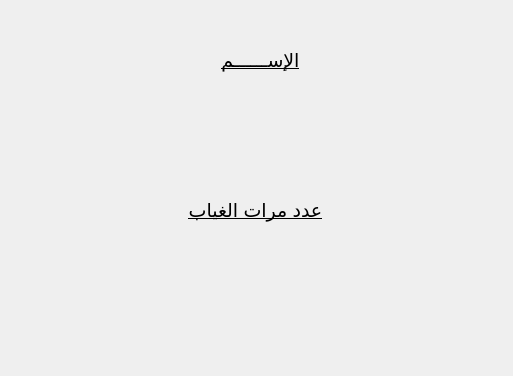
Above: student_manager/studentinfo.ui from shedeed1/student_manager before the change. Below: the same form after it.
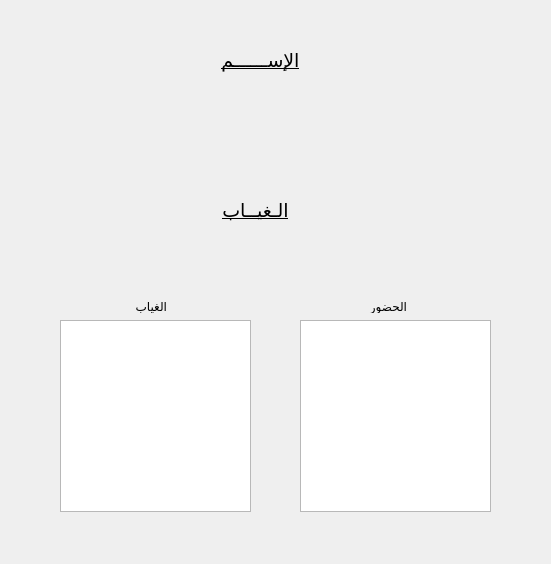
That is the form after the change.

```diff
--- a/student_manager/studentinfo.ui
+++ b/student_manager/studentinfo.ui
@@ -6,8 +6,8 @@
    <rect>
     <x>0</x>
     <y>0</y>
-    <width>513</width>
-    <height>376</height>
+    <width>551</width>
+    <height>564</height>
    </rect>
   </property>
   <property name="windowTitle">
@@ -51,7 +51,7 @@
     </font>
    </property>
    <property name="text">
-    <string>عدد مرات الغياب</string>
+    <string>الـغيــاب</string>
    </property>
    <property name="alignment">
     <set>Qt::AlignCenter</set>
@@ -119,7 +119,7 @@
    <property name="geometry">
     <rect>
      <x>110</x>
-     <y>260</y>
+     <y>240</y>
      <width>291</width>
      <height>51</height>
     </rect>
@@ -131,8 +131,8 @@
        <brush brushstyle="SolidPattern">
         <color alpha="255">
          <red>0</red>
-         <green>24</green>
-         <blue>181</blue>
+         <green>170</green>
+         <blue>127</blue>
         </color>
        </brush>
       </colorrole>
@@ -142,8 +142,8 @@
        <brush brushstyle="SolidPattern">
         <color alpha="255">
          <red>0</red>
-         <green>24</green>
-         <blue>181</blue>
+         <green>170</green>
+         <blue>127</blue>
         </color>
        </brush>
       </colorrole>
@@ -173,6 +173,52 @@
     <set>Qt::AlignCenter</set>
    </property>
   </widget>
+  <widget class="QListWidget" name="listWidget">
+   <property name="geometry">
+    <rect>
+     <x>60</x>
+     <y>320</y>
+     <width>191</width>
+     <height>192</height>
+    </rect>
+   </property>
+  </widget>
+  <widget class="QListWidget" name="listWidget_2">
+   <property name="geometry">
+    <rect>
+     <x>300</x>
+     <y>320</y>
+     <width>191</width>
+     <height>192</height>
+    </rect>
+   </property>
+  </widget>
+  <widget class="QLabel" name="label_5">
+   <property name="geometry">
+    <rect>
+     <x>360</x>
+     <y>300</y>
+     <width>47</width>
+     <height>13</height>
+    </rect>
+   </property>
+   <property name="text">
+    <string>الحضور</string>
+   </property>
+  </widget>
+  <widget class="QLabel" name="label_6">
+   <property name="geometry">
+    <rect>
+     <x>120</x>
+     <y>300</y>
+     <width>47</width>
+     <height>13</height>
+    </rect>
+   </property>
+   <property name="text">
+    <string>الغياب</string>
+   </property>
+  </widget>
  </widget>
  <resources/>
  <connections/>
```
Left out of the diff: 16 changed lines with no effect on the pictures.
